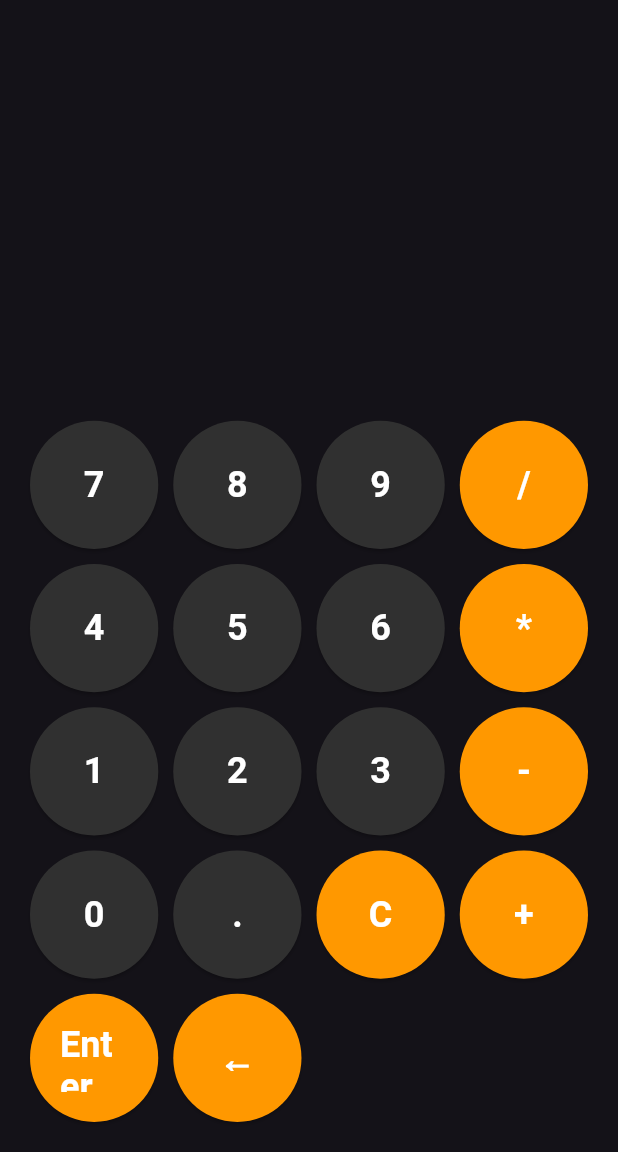
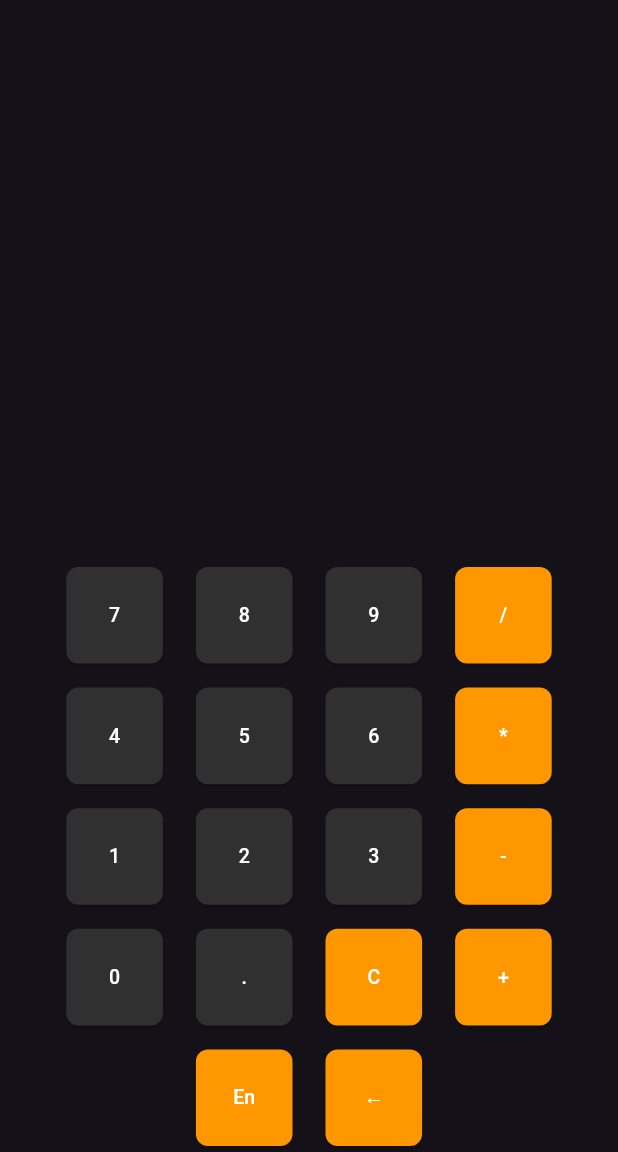
Before and after one commit to AhmadAmerBakran/rpn_calculator, a Flutter app: the screen it shows after launch, on a phone screen of 412 x 824 dp, the part 84-1236 px from its top. Run offline on Flutter 3.47's test engine with Material 3 defaults, Android fonts, the light colour scheme and no system bars.

Commit message:
modified a bit in UI to be responsive

```diff
--- a/lib/main.dart
+++ b/lib/main.dart
@@ -36,7 +36,7 @@ class _RPNCalculatorUIState extends State<RPNCalculatorUI> {
     setState(() {
       if ('0123456789.'.contains(value)) {
         currentInput += value;
-      } else if (value == "Enter" && currentInput.isNotEmpty) {
+      } else if (value == "En" && currentInput.isNotEmpty) {
         calculator.executeCommand(PushCommand(double.parse(currentInput)));
         currentInput = "";
       } else if (value == "C") {
@@ -73,18 +73,27 @@ class _RPNCalculatorUIState extends State<RPNCalculatorUI> {
 
 
   Widget _button(String label, {bool isOperation = false}) {
-    return ElevatedButton(
-      onPressed: () => _onPressed(label),
-      child: Text(label),
-      style: ElevatedButton.styleFrom(
-        backgroundColor: isOperation ? Colors.orange : Colors.grey[850],
-        foregroundColor: Colors.white,
-        textStyle: TextStyle(
-          fontSize: 24,
-          fontWeight: FontWeight.bold,
+    double buttonWidth = MediaQuery.of(context).size.width / 5 - 10;
+    double buttonHeight = MediaQuery.of(context).size.height / 10 - 10;
+
+    return Container(
+      width: buttonWidth,
+      height: buttonHeight,
+      padding: EdgeInsets.all(4),
+      child: ElevatedButton(
+        onPressed: () => _onPressed(label),
+        child: Text(
+          label,
+          style: TextStyle(
+            fontSize: buttonWidth * 0.18,
+          ),
         ),
-        shape: CircleBorder(), // Circular buttons
-        padding: EdgeInsets.all(20),
+        style: ElevatedButton.styleFrom(
+          foregroundColor: Colors.white, backgroundColor: isOperation ? Colors.orange : Colors.grey[850],
+          shape: RoundedRectangleBorder(
+            borderRadius: BorderRadius.circular(8),
+          ),
+        ),
       ),
     );
   }
@@ -102,27 +111,26 @@ class _RPNCalculatorUIState extends State<RPNCalculatorUI> {
             child: Container(
               padding: EdgeInsets.symmetric(horizontal: 20, vertical: 10),
               alignment: Alignment.centerRight,
-              child: Text(display, style: TextStyle(fontSize: 30, color: Colors.white)),
+              child: SingleChildScrollView(
+                scrollDirection: Axis.vertical,
+                child: Text(
+                  display,
+                  style: TextStyle(fontSize: 24, color: Colors.white),
+                ),
+              ),
             ),
           ),
-          GridView.count(
-            crossAxisCount: 4,
-            childAspectRatio: 1.0,
-            padding: EdgeInsets.all(20),
-            mainAxisSpacing: 10,
-            crossAxisSpacing: 10,
-            shrinkWrap: true,
+          Wrap(
+            alignment: WrapAlignment.center,
+            spacing: 14, // Horizontal spacing between buttons
+            runSpacing: 8, // Vertical spacing between buttons
             children: <String>[
               '7', '8', '9', '/',
               '4', '5', '6', '*',
               '1', '2', '3', '-',
               '0', '.', 'C', '+',
-              'Enter', "←"
-            ].map((label) {
-              return GridTile(
-                child: _button(label, isOperation: '+-*/EnterC←'.contains(label)),
-              );
-            }).toList(),
+              'En', "←"
+            ].map((label) => _button(label, isOperation: '+-*/EnC←'.contains(label))).toList(),
           ),
         ],
       ),
```
Also changed, not shown: 2 other files.
